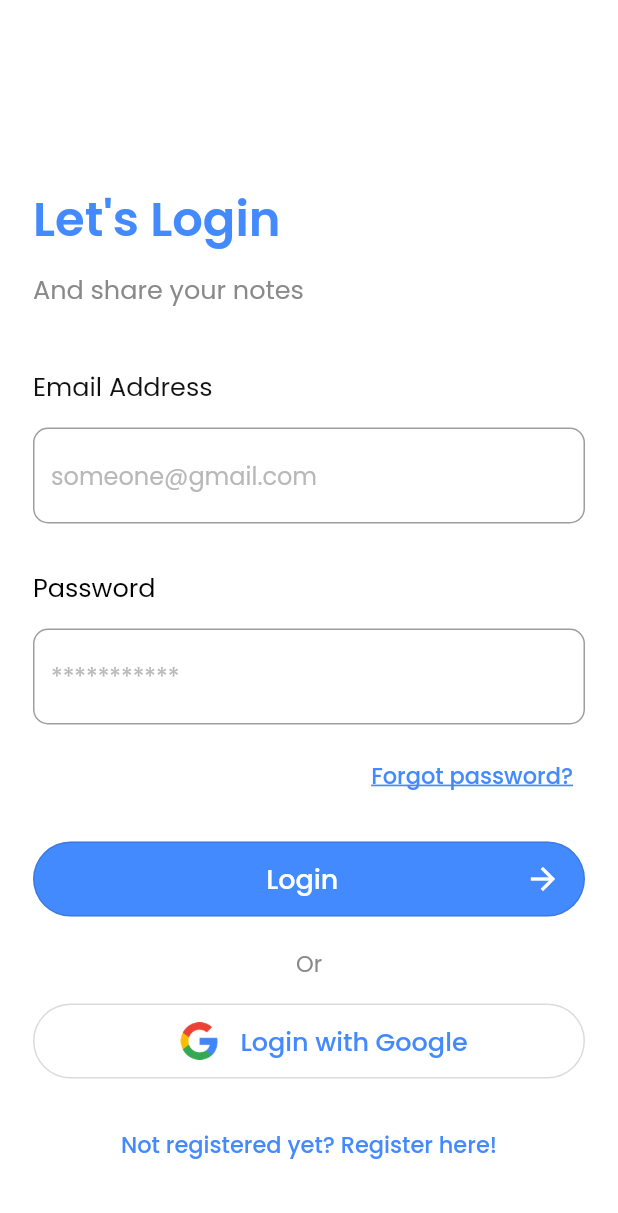
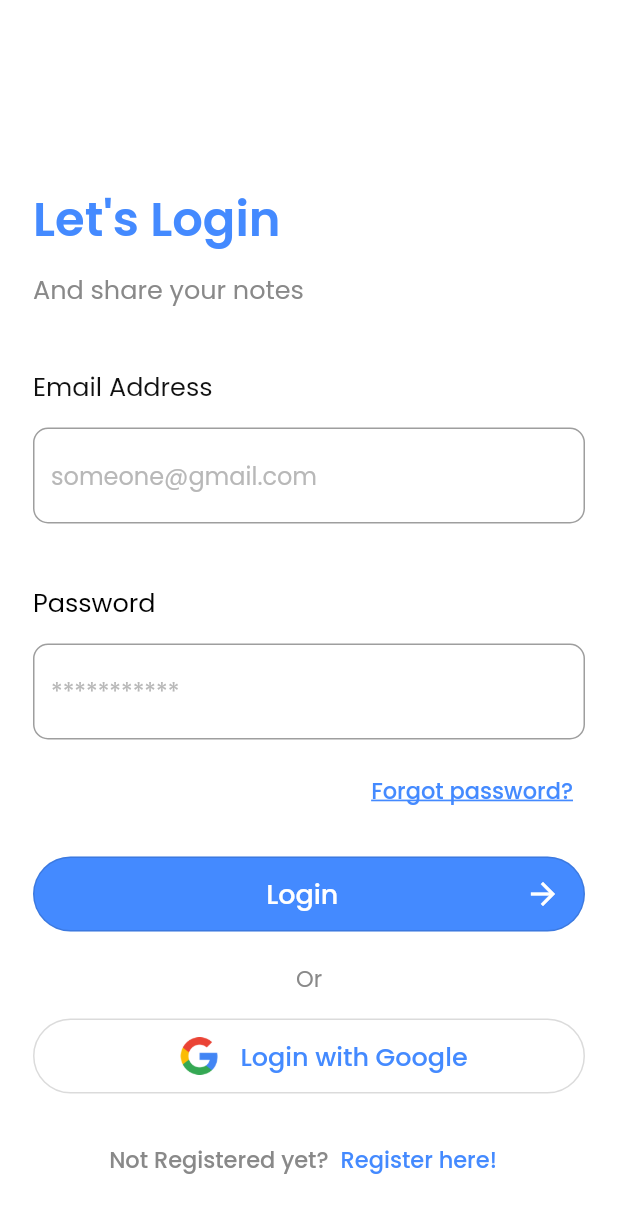
Before and after one commit to nitin-787/uni-notes, a Flutter app: the screen it shows after launch, on a phone screen of 412 x 824 dp. Shown: the top 1213 px of the screen. Run offline on Flutter 3.47's test engine with Material 2 defaults, Android fonts, the phone set to English and light mode, and no system bars; our stand-ins replace bloc, cloud_firestore, equatable, file_picker, firebase_auth, firebase_core and 6 more; accounts and stored records are empty; generated files the repository leaves out were written again.

Commit message:
login ui enahncement

```diff
--- a/lib/views/login_view.dart
+++ b/lib/views/login_view.dart
@@ -129,7 +129,7 @@ class _LoginViewState extends State<LoginView> {
                             ),
                           ),
                           const SizedBox(
-                            height: 30.0,
+                            height: 40.0,
                           ),
                           Text(
                             "Password",
@@ -294,8 +294,18 @@ class _LoginViewState extends State<LoginView> {
                           const SizedBox(
                             height: 20,
                           ),
-                          Center(
-                            child: TextButton(
+                          Row(
+                            mainAxisAlignment: MainAxisAlignment.center,
+                            children: [
+                              Text(
+                                style: GoogleFonts.poppins(
+                                  color: AppColors.textColor1,
+                                  fontSize: 15,
+                                  fontWeight: FontWeight.w500,
+                                ),
+                                'Not Registered yet?',
+                              ),
+                              TextButton(
                                 onPressed: () {
                                   context.read<AuthBloc>().add(
                                         const AuthEventShouldRegister(),
@@ -307,9 +317,10 @@ class _LoginViewState extends State<LoginView> {
                                     fontSize: 15,
                                     fontWeight: FontWeight.w500,
                                   ),
-                                context.loc.login_view_not_registered_yet,
+                                  'Register here!',
                                 ),
                               ),
+                            ],
                           ),
                         ],
                       ),
```
Lines whose indentation alone changed are shown as unchanged.
